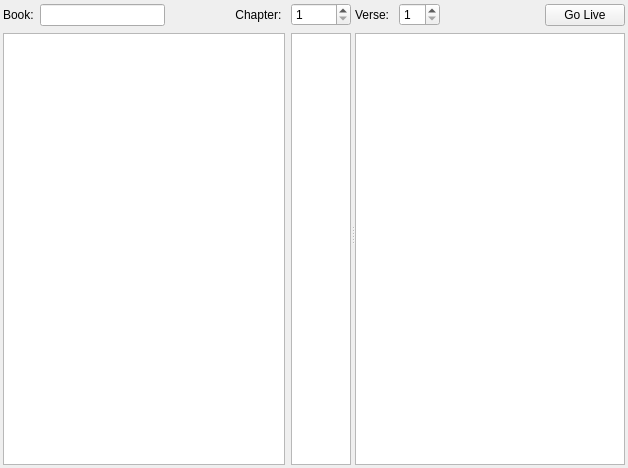
This is src/biblewidget.ui in SoftProjector/src as Qt 5 draws it before an edit. The edited form follows.
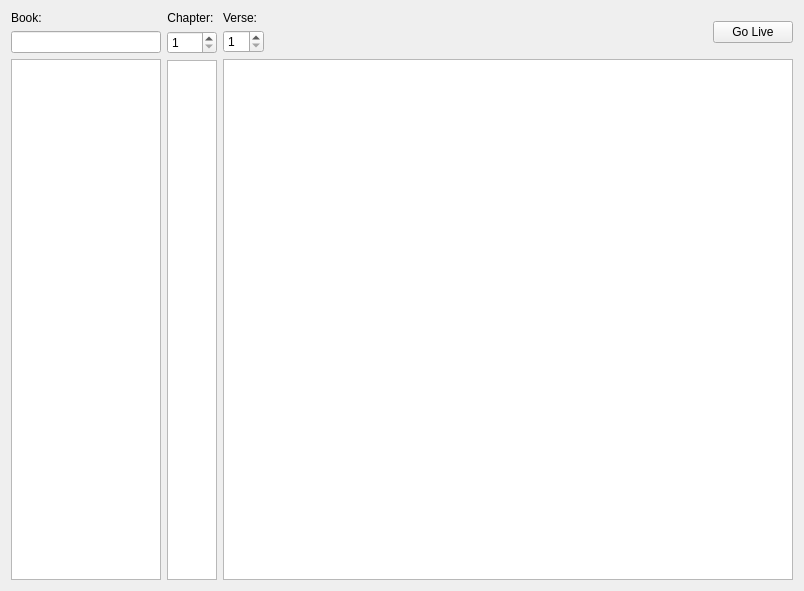
This is the edited form.

Commit message: Minor layout changes to make the widget look cleaner.

Patch:
```diff
--- a/src/biblewidget.ui
+++ b/src/biblewidget.ui
@@ -6,8 +6,8 @@
    <rect>
     <x>0</x>
     <y>0</y>
-    <width>628</width>
-    <height>468</height>
+    <width>804</width>
+    <height>591</height>
    </rect>
   </property>
   <property name="minimumSize">
@@ -19,32 +19,92 @@
   <property name="windowTitle">
    <string>Form</string>
   </property>
-  <layout class="QGridLayout" name="gridLayout">
-   <property name="margin">
-    <number>3</number>
-   </property>
-   <property name="spacing">
-    <number>3</number>
-   </property>
-   <item row="0" column="0">
-    <widget class="QSplitter" name="splitter">
-     <property name="orientation">
-      <enum>Qt::Horizontal</enum>
-     </property>
-     <property name="childrenCollapsible">
-      <bool>false</bool>
-     </property>
-     <widget class="QWidget" name="">
-      <layout class="QGridLayout" name="gridLayout_4">
-       <item row="0" column="0">
+  <layout class="QHBoxLayout" name="horizontalLayout_5">
+   <item>
+    <layout class="QHBoxLayout" name="horizontalLayout_4" stretch="1,1,100">
+     <item>
+      <layout class="QVBoxLayout" name="verticalLayout_2">
+       <item>
         <widget class="QLabel" name="lblBook">
+         <property name="minimumSize">
+          <size>
+           <width>150</width>
+           <height>0</height>
+          </size>
+         </property>
+         <property name="maximumSize">
+          <size>
+           <width>150</width>
+           <height>16777215</height>
+          </size>
+         </property>
          <property name="text">
           <string>Book:</string>
          </property>
         </widget>
        </item>
-       <item row="0" column="3">
+       <item>
+        <widget class="QLineEdit" name="lineEditBook">
+         <property name="sizePolicy">
+          <sizepolicy hsizetype="Expanding" vsizetype="Fixed">
+           <horstretch>0</horstretch>
+           <verstretch>0</verstretch>
+          </sizepolicy>
+         </property>
+         <property name="minimumSize">
+          <size>
+           <width>150</width>
+           <height>0</height>
+          </size>
+         </property>
+         <property name="maximumSize">
+          <size>
+           <width>150</width>
+           <height>16777215</height>
+          </size>
+         </property>
+        </widget>
+       </item>
+       <item>
+        <widget class="QListWidget" name="listBook">
+         <property name="sizePolicy">
+          <sizepolicy hsizetype="Expanding" vsizetype="Expanding">
+           <horstretch>0</horstretch>
+           <verstretch>0</verstretch>
+          </sizepolicy>
+         </property>
+         <property name="minimumSize">
+          <size>
+           <width>150</width>
+           <height>0</height>
+          </size>
+         </property>
+         <property name="maximumSize">
+          <size>
+           <width>150</width>
+           <height>16777215</height>
+          </size>
+         </property>
+         <property name="alternatingRowColors">
+          <bool>true</bool>
+         </property>
+        </widget>
+       </item>
+      </layout>
+     </item>
+     <item>
+      <layout class="QVBoxLayout" name="verticalLayout">
+       <property name="sizeConstraint">
+        <enum>QLayout::SetDefaultConstraint</enum>
+       </property>
+       <item>
         <widget class="QLabel" name="lblChapter">
+         <property name="maximumSize">
+          <size>
+           <width>50</width>
+           <height>16777215</height>
+          </size>
+         </property>
          <property name="text">
           <string>Chapter: </string>
          </property>
@@ -53,8 +113,20 @@
          </property>
         </widget>
        </item>
-       <item row="0" column="4">
+       <item>
         <widget class="QSpinBox" name="spinChapter">
+         <property name="sizePolicy">
+          <sizepolicy hsizetype="Expanding" vsizetype="Fixed">
+           <horstretch>0</horstretch>
+           <verstretch>0</verstretch>
+          </sizepolicy>
+         </property>
+         <property name="maximumSize">
+          <size>
+           <width>50</width>
+           <height>16777215</height>
+          </size>
+         </property>
          <property name="minimum">
           <number>1</number>
          </property>
@@ -63,18 +135,17 @@
          </property>
         </widget>
        </item>
-       <item row="1" column="0" colspan="4">
-        <widget class="QListWidget" name="listBook">
-         <property name="alternatingRowColors">
-          <bool>true</bool>
-         </property>
-        </widget>
-       </item>
-       <item row="1" column="4">
+       <item>
         <widget class="QListWidget" name="listChapterNum">
+         <property name="sizePolicy">
+          <sizepolicy hsizetype="Expanding" vsizetype="Expanding">
+           <horstretch>0</horstretch>
+           <verstretch>0</verstretch>
+          </sizepolicy>
+         </property>
          <property name="maximumSize">
           <size>
-           <width>60</width>
+           <width>50</width>
            <height>16777215</height>
           </size>
          </property>
@@ -83,64 +154,89 @@
          </property>
         </widget>
        </item>
-       <item row="0" column="1">
-        <widget class="QLineEdit" name="lineEditBook">
-         <property name="minimumSize">
-          <size>
-           <width>125</width>
-           <height>0</height>
-          </size>
-         </property>
-        </widget>
-       </item>
-       <item row="0" column="2">
-        <spacer name="horizontalSpacer_2">
-         <property name="orientation">
-          <enum>Qt::Horizontal</enum>
-         </property>
-         <property name="sizeHint" stdset="0">
-          <size>
-           <width>40</width>
-           <height>24</height>
-          </size>
-         </property>
-        </spacer>
-       </item>
       </layout>
-     </widget>
-     <widget class="QWidget" name="">
-      <layout class="QGridLayout" name="gridLayout_5">
-       <item row="0" column="0">
-        <widget class="QLabel" name="lblVerse">
-         <property name="text">
-          <string>Verse: </string>
-         </property>
-        </widget>
+     </item>
+     <item>
+      <layout class="QVBoxLayout" name="verticalLayout_4">
+       <item>
+        <layout class="QHBoxLayout" name="horizontalLayout_2">
+         <item>
+          <layout class="QVBoxLayout" name="verticalLayout_3">
+           <property name="spacing">
+            <number>5</number>
+           </property>
+           <item>
+            <layout class="QHBoxLayout" name="horizontalLayout">
+             <property name="spacing">
+              <number>0</number>
+             </property>
+             <item>
+              <widget class="QLabel" name="lblVerse">
+               <property name="text">
+                <string>Verse: </string>
+               </property>
+              </widget>
+             </item>
+             <item>
+              <spacer name="horizontalSpacer_3">
+               <property name="orientation">
+                <enum>Qt::Horizontal</enum>
+               </property>
+               <property name="sizeHint" stdset="0">
+                <size>
+                 <width>17</width>
+                 <height>5</height>
+                </size>
+               </property>
+              </spacer>
+             </item>
+            </layout>
+           </item>
+           <item>
+            <layout class="QHBoxLayout" name="horizontalLayout_3">
+             <property name="spacing">
+              <number>0</number>
+             </property>
+             <item>
+              <widget class="QSpinBox" name="spinVerse">
+               <property name="minimum">
+                <number>1</number>
+               </property>
+               <property name="value">
+                <number>1</number>
+               </property>
+              </widget>
+             </item>
+             <item>
+              <spacer name="horizontalSpacer">
+               <property name="orientation">
+                <enum>Qt::Horizontal</enum>
+               </property>
+               <property name="sizeHint" stdset="0">
+                <size>
+                 <width>17</width>
+                 <height>5</height>
+                </size>
+               </property>
+              </spacer>
+             </item>
+            </layout>
+           </item>
+          </layout>
+         </item>
+         <item>
+          <widget class="QPushButton" name="btnLive">
+           <property name="text">
+            <string>Go Live</string>
+           </property>
+           <property name="shortcut">
+            <string>Return</string>
+           </property>
+          </widget>
+         </item>
+        </layout>
        </item>
-       <item row="0" column="1">
-        <widget class="QSpinBox" name="spinVerse">
-         <property name="minimum">
-          <number>1</number>
-         </property>
-         <property name="value">
-          <number>1</number>
-         </property>
-        </widget>
-       </item>
-       <item row="0" column="2">
-        <spacer name="horizontalSpacer">
-         <property name="orientation">
-          <enum>Qt::Horizontal</enum>
-         </property>
-         <property name="sizeHint" stdset="0">
-          <size>
-           <width>40</width>
-           <height>24</height>
-          </size>
-         </property>
-        </spacer>
-       </item>
-       <item row="1" column="0" colspan="4">
+       <item>
         <widget class="QListWidget" name="listChapter">
          <property name="alternatingRowColors">
           <bool>true</bool>
@@ -150,19 +246,9 @@
          </property>
         </widget>
        </item>
-       <item row="0" column="3">
-        <widget class="QPushButton" name="btnLive">
-         <property name="text">
-          <string>Go Live</string>
-         </property>
-         <property name="shortcut">
-          <string>Return</string>
-         </property>
-        </widget>
-       </item>
       </layout>
-     </widget>
-    </widget>
+     </item>
+    </layout>
    </item>
   </layout>
  </widget>
```
